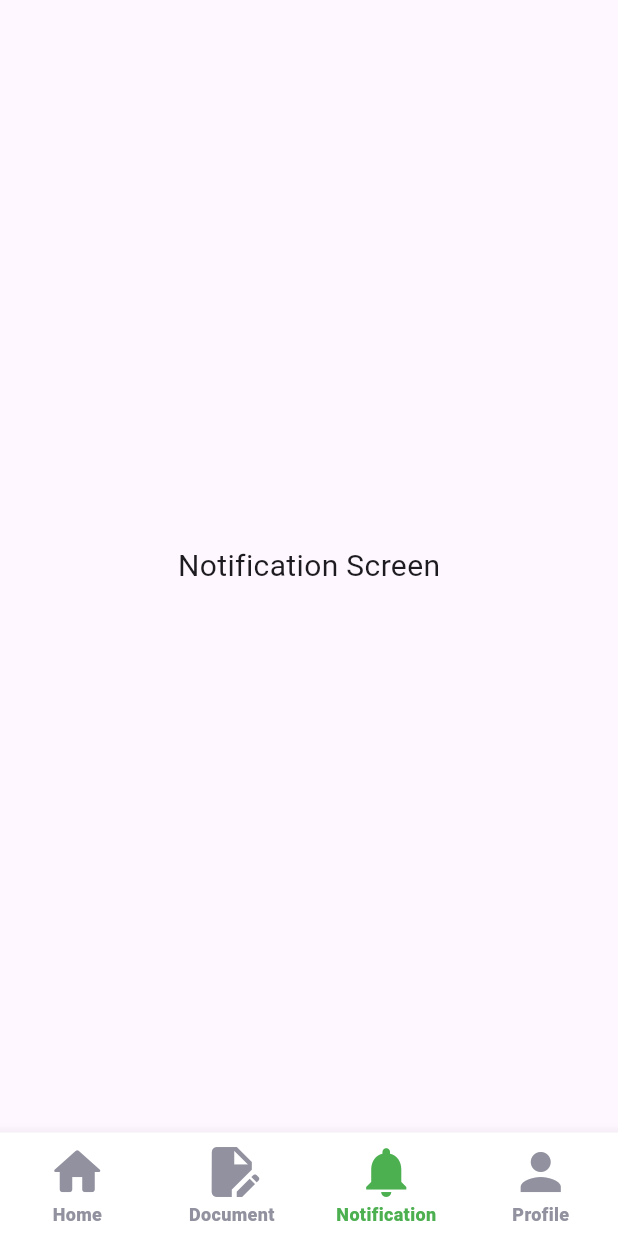
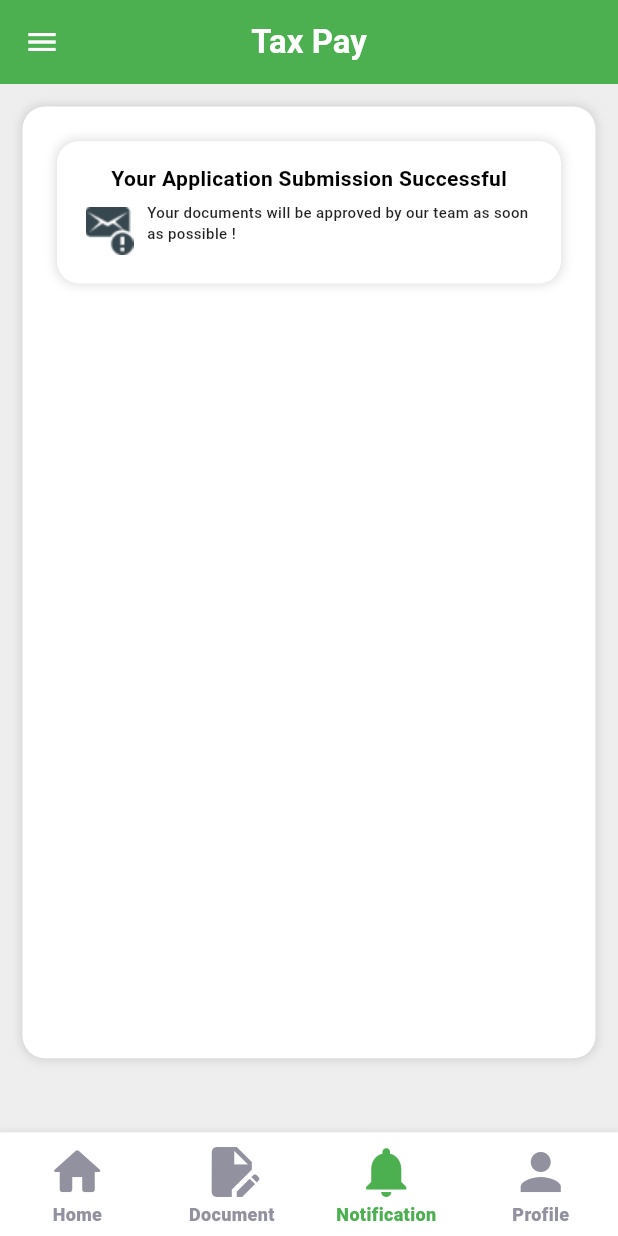
Before and after one commit to ShanzSM/Tax-App, a Flutter app: the screen it shows after launch, item 3 of the bottom bar chosen, on a phone screen of 412 x 824 dp. Run offline on Flutter 3.47's test engine with Material 3 defaults, Android fonts, the phone set to English and light mode, and no system bars.

Commit message:
Message Screen UI complete

```diff
--- a/lib/Screens/notification_screen.dart
+++ b/lib/Screens/notification_screen.dart
@@ -1,4 +1,7 @@
 import 'package:flutter/material.dart';
+import 'package:tax_app/components/notification_card.dart';
+import 'package:tax_app/constant/colors.dart';
+import 'package:tax_app/data/notificationdata.dart';
 
 class NotificationScreen extends StatefulWidget {
   const NotificationScreen({super.key});
@@ -10,8 +13,51 @@ class NotificationScreen extends StatefulWidget {
 class _NotificationScreenState extends State<NotificationScreen> {
   @override
   Widget build(BuildContext context) {
-    return Center(
-      child: Text('Notification Screen', style: TextStyle(fontSize: 20)),
+    return Scaffold(
+      backgroundColor: Colors.grey[200],
+      appBar: AppBar(
+        backgroundColor: Colors.green,
+        title: Text("Tax Pay",
+            style: TextStyle(fontWeight: FontWeight.bold, color: kWhite)),
+        centerTitle: true,
+        leading: Icon(Icons.menu, color: Colors.white),
+      ),
+      body: Column(
+        children: [
+          // Shop Info Card
+          Column(
+            children: [
+              Container(
+                height: MediaQuery.of(context).size.height * 0.77,
+                margin: EdgeInsets.all(15),
+                padding: EdgeInsets.all(15),
+                decoration: BoxDecoration(
+                  color: Colors.white,
+                  borderRadius: BorderRadius.circular(15),
+                  boxShadow: [
+                    BoxShadow(
+                        color: Colors.black12, blurRadius: 5, spreadRadius: 1),
+                  ],
+                ),
+                child: Column(
+                  crossAxisAlignment: CrossAxisAlignment.center,
+                  children: [
+                    // Scrollable Tax List
+                    Expanded(
+                      child: ListView.builder(
+                        itemCount: notifiItems.length,
+                        itemBuilder: (context, index) {
+                          return NotificationCard(notifi: notifiItems[index]);
+                        },
+                      ),
+                    ),
+                  ],
+                ),
+              ),
+            ],
+          ),
+        ],
+      ),
     );
   }
 }
--- /dev/null
+++ b/lib/components/notification_card.dart
@@ -0,0 +1,74 @@
+import 'package:flutter/material.dart';
+import 'package:tax_app/components/custom_button.dart';
+import 'package:tax_app/model/notification_model.dart';
+
+class NotificationCard extends StatelessWidget {
+  final NotificationModel notifi;
+  NotificationCard({super.key, required this.notifi});
+
+  @override
+  Widget build(BuildContext context) {
+    return Container(
+      margin: EdgeInsets.symmetric(horizontal: 8, vertical: 8),
+      padding: EdgeInsets.all(15),
+      decoration: BoxDecoration(
+        color: Colors.white,
+        borderRadius: BorderRadius.circular(15),
+        boxShadow: [
+          BoxShadow(color: Colors.black12, blurRadius: 5, spreadRadius: 1),
+        ],
+      ),
+      child: Column(
+        crossAxisAlignment: CrossAxisAlignment.start,
+        children: [
+          // **Title**
+          Center(
+            child: Text(
+              notifi.title,
+              style: TextStyle(
+                fontSize: 14,
+                fontWeight: FontWeight.bold,
+                color: Colors.black,
+              ),
+            ),
+          ),
+
+          SizedBox(
+            height: 5,
+          ),
+          Center(
+            child: Row(
+              crossAxisAlignment: CrossAxisAlignment.start,
+              children: [
+                // **Icon**
+                Image.asset(
+                  notifi.imageurl,
+                  width: 40,
+                  height: 40,
+                ),
+                SizedBox(
+                  width: 5,
+                ),
+                Expanded(
+                  child: Column(
+                    crossAxisAlignment: CrossAxisAlignment.start,
+                    children: [
+                      Text(
+                        notifi.message,
+                        style: TextStyle(
+                          fontSize: 10,
+                          fontWeight: FontWeight.w500,
+                          color: Colors.black87,
+                        ),
+                      ),
+                    ],
+                  ),
+                ),
+              ],
+            ),
+          ),
+        ],
+      ),
+    );
+  }
+}
--- /dev/null
+++ b/lib/data/notificationdata.dart
@@ -0,0 +1,9 @@
+import 'package:tax_app/model/notification_model.dart';
+
+List<NotificationModel> notifiItems = [
+  NotificationModel(
+      title: "Your Application Submission Successful",
+      imageurl: "assets/images/Message.png",
+      message:
+          "Your documents will be approved by our team as soon as possible !"),
+];
--- /dev/null
+++ b/lib/model/notification_model.dart
@@ -0,0 +1,10 @@
+class NotificationModel {
+  final String title;
+  final String imageurl;
+  final String message;
+  NotificationModel({
+    required this.title,
+    required this.imageurl,
+    required this.message,
+  });
+}
```
Also changed, not shown: assets/images/Message.png (added), lib/model/document_card_model.dart (renamed from lib/model/document_card.dart).
